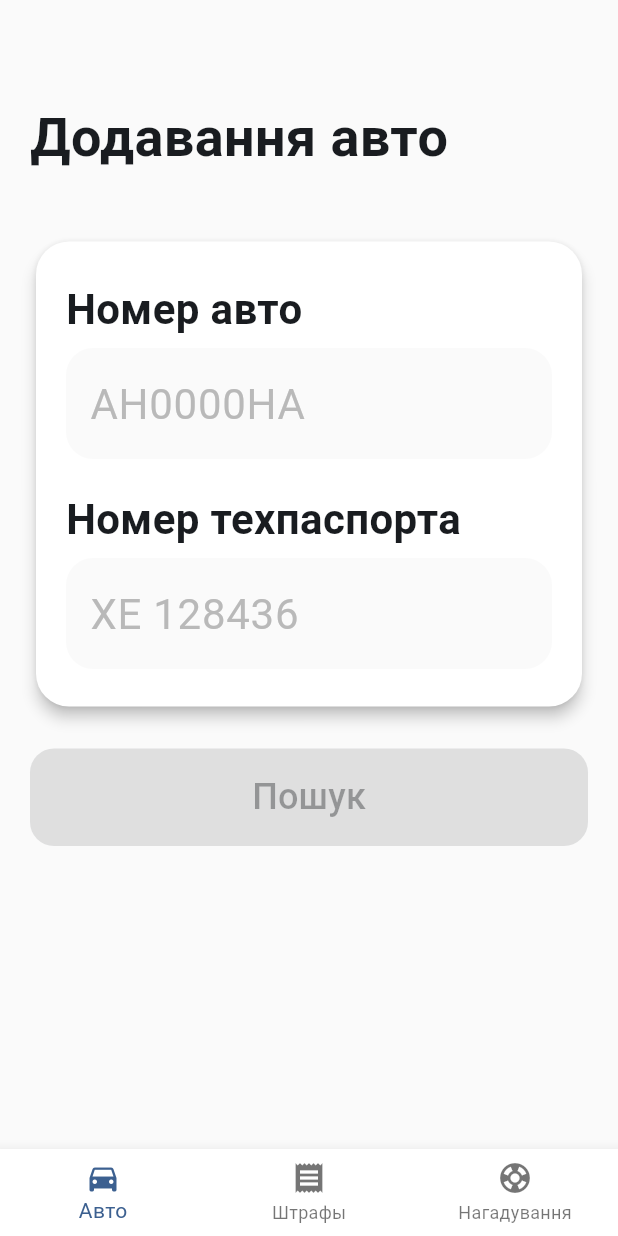
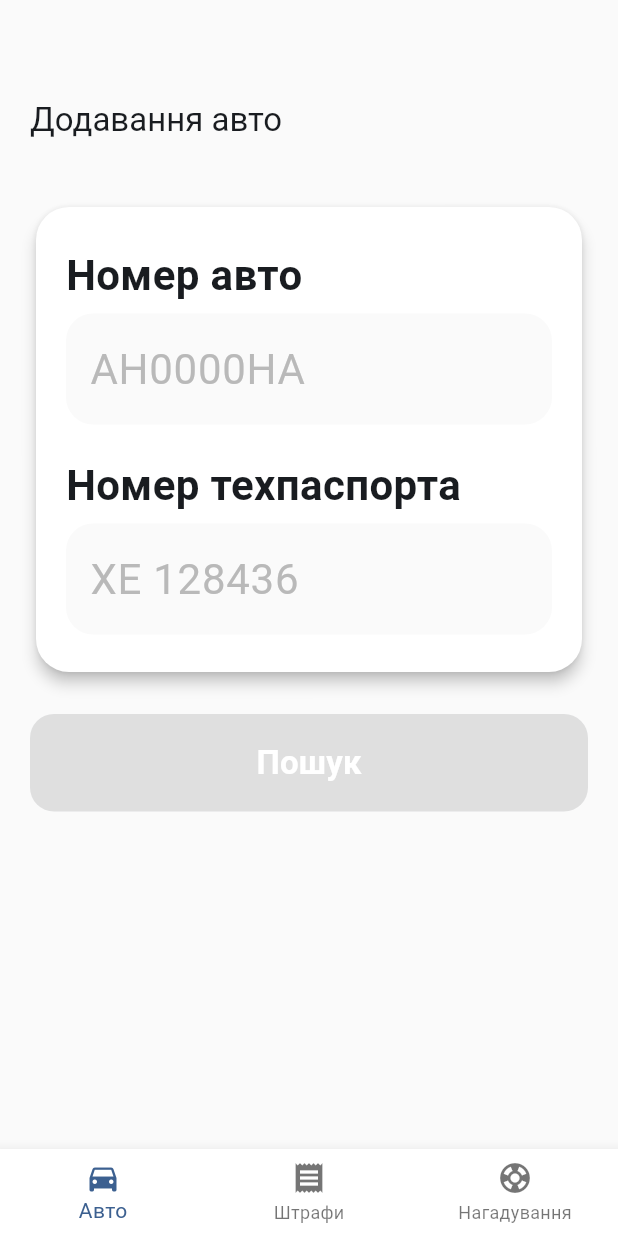
Before and after one commit to bil106/fines-plus, a Flutter app: the screen it shows after launch, after a tap on "Додати авто", on a phone screen of 412 x 824 dp. Run offline on Flutter 3.47's test engine with Material 3 defaults, Android fonts, the phone set to English and light mode, and no system bars; our stand-ins replace auto_route, bloc, cloud_firestore, equatable, firebase_core, firebase_remote_config and 2 more; accounts and stored records are empty.

Commit message:
text styles have been added

```diff
--- a/lib/presentation/screens/add_car_screen.dart
+++ b/lib/presentation/screens/add_car_screen.dart
@@ -2,6 +2,7 @@ import 'package:auto_route/auto_route.dart';
 import 'package:core_localization/generated/l10n.dart';
 import 'package:design_system/constants/app_borders.dart';
 import 'package:design_system/constants/app_spacers.dart';
+import 'package:design_system/theme/app_theme.dart';
 import 'package:fines_plus/router/app_router.dart';
 import 'package:design_system/colors/app_colors.dart';
 
@@ -21,7 +22,7 @@ class _AddCarScreenState extends State<AddCarScreen> {
   @override
   Widget build(BuildContext context) {
     final screenHeight = MediaQuery.of(context).size.height;
-
+final textTheme = Theme.of(context).textTheme;
     return AnnotatedRegion<SystemUiOverlayStyle>(
       value: SystemUiOverlayStyle(statusBarColor: AppColors.grey50, statusBarIconBrightness: Brightness.dark),
       child: Container(
@@ -36,8 +37,7 @@ class _AddCarScreenState extends State<AddCarScreen> {
                   AppSpacers.verticalXLarge,
                   Text(
                     S.of(context).add_cars,
-                    style: TextStyle(color: AppColors.black, fontWeight: FontWeight.bold, fontSize: 36),
-                  ),
+                    style: textTheme.title),
                   AppSpacers.verticalHuge,
                   SizedBox(
                     height: screenHeight * 0.6,
@@ -69,7 +69,7 @@ class _AddCarScreenState extends State<AddCarScreen> {
                                   shape: RoundedRectangleBorder(borderRadius: AppBorders.radius16),
                                   padding: const EdgeInsets.symmetric(vertical: 8),
                                 ),
-                                child: Text(S.of(context).add_cars, style: TextStyle(fontSize: 24)),
+                                child: Text(S.of(context).add_cars, style: textTheme.buttonText),
                               ),
                             ),
                           ],
--- a/lib/presentation/screens/car_info_screen.dart
+++ b/lib/presentation/screens/car_info_screen.dart
@@ -6,6 +6,7 @@ import 'package:core_repository/car_info_repository.dart';
 import 'package:design_system/colors/app_colors.dart';
 import 'package:design_system/constants/app_borders.dart';
 import 'package:design_system/constants/app_spacers.dart';
+import 'package:design_system/theme/app_theme.dart';
 import 'package:flutter/material.dart';
 import 'package:core_utils/formatters/vehicle_formatters.dart';
 import 'package:flutter_bloc/flutter_bloc.dart';
@@ -59,6 +60,7 @@ class _CarInfoViewState extends State<_CarInfoView> {
   @override
   Widget build(BuildContext context) {
     final cubit = context.read<CarInfoCubit>();
+    final textTheme = Theme.of(context).textTheme;
     return Scaffold(
       backgroundColor: AppColors.grey50,
       body: SafeArea(
@@ -68,7 +70,7 @@ class _CarInfoViewState extends State<_CarInfoView> {
             crossAxisAlignment: CrossAxisAlignment.start,
             children: [
               AppSpacers.verticalXLarge,
-              Text(S.of(context).addition_cars, style: const TextStyle(fontSize: 36, fontWeight: FontWeight.bold)),
+              Text(S.of(context).addition_cars, style: textTheme.title),
               AppSpacers.verticalHuge,
               Card(
                 color: AppColors.neutreBlanc,
@@ -91,7 +93,7 @@ class _CarInfoViewState extends State<_CarInfoView> {
                         maxLength: 8,
                         decoration: InputDecoration(
                           hintText: 'АН0000НА',
-                          hintStyle: const TextStyle(fontSize: 28, color: AppColors.neutreGrey),
+                           hintStyle: textTheme.hintText,
                           counterText: '',
                           filled: true,
                           fillColor: AppColors.grey50,
@@ -109,7 +111,7 @@ class _CarInfoViewState extends State<_CarInfoView> {
                         maxLength: 9,
                         decoration: InputDecoration(
                           hintText: 'ХЕ 128436',
-                          hintStyle: const TextStyle(fontSize: 28, color: AppColors.neutreGrey),
+                          hintStyle: textTheme.hintText,
                           counterText: '',
                           filled: true,
                           fillColor: AppColors.grey50,
@@ -147,7 +149,7 @@ class _CarInfoViewState extends State<_CarInfoView> {
                         backgroundColor: AppColors.blue700,
                         shape: RoundedRectangleBorder(borderRadius: AppBorders.radius16),
                       ),
-                      child: Text(S.of(context).search, style: const TextStyle(fontSize: 24)),
+                      child: Text(S.of(context).search, style: textTheme.buttonText),
                     ),
                   );
                 },
--- a/lib/presentation/screens/fine_check_screen.dart
+++ b/lib/presentation/screens/fine_check_screen.dart
@@ -3,6 +3,8 @@ import 'package:core_localization/generated/l10n.dart';
 import 'package:design_system/colors/app_colors.dart';
 import 'package:design_system/constants/app_borders.dart';
 import 'package:design_system/constants/app_spacers.dart';
+import 'package:design_system/theme/app_theme.dart';
+
 import 'package:flutter/material.dart';
 import 'package:flutter/services.dart';
 
@@ -29,7 +31,7 @@ class _FineCheckScreenState extends State<FineCheckScreen> {
 
   @override
   Widget build(BuildContext context) {
-    // final screenHeight = MediaQuery.of(context).size.height;
+    final textTheme = Theme.of(context).textTheme;
 
     return AnnotatedRegion<SystemUiOverlayStyle>(
       value: SystemUiOverlayStyle.dark,
@@ -43,10 +45,7 @@ class _FineCheckScreenState extends State<FineCheckScreen> {
               crossAxisAlignment: CrossAxisAlignment.start,
               children: [
                 AppSpacers.verticalXLarge,
-                Text(
-                  S.of(context).check_fine_title,
-                  style: TextStyle(color: AppColors.black, fontWeight: FontWeight.bold, fontSize: 36),
-                ),
+                Text(S.of(context).check_fine_title, style: textTheme.title),
                 AppSpacers.verticalHuge,
 
                 Card(
@@ -61,25 +60,16 @@ class _FineCheckScreenState extends State<FineCheckScreen> {
                         AppSpacers.verticalMedium,
                         Text(
                           widget.carNumber,
-                            style: TextStyle(fontSize: 28, color: AppColors.black87, fontWeight: FontWeight.w500),
+                          style: textTheme.carNumber,
                         ),
                         AppSpacers.verticalMedium,
-                          const Text(
-                            '340 грн',
-                            style: TextStyle(fontSize: 58, color: AppColors.black87, fontWeight: FontWeight.w600),
-                          ),
+                        Text('340 грн', style: textTheme.totalFines),
                         AppSpacers.verticalMedium,
-                          const Text(
-                            '10 листопада 2024',
-                            style: TextStyle(fontSize: 28, color: AppColors.black87, fontWeight: FontWeight.w500),
-                          ),
+                        Text('10 листопада 2024', style: textTheme.fineDate),
                         AppSpacers.verticalMedium,
                         Container(height: 3, color: AppColors.neutreGrey100),
                         AppSpacers.verticalMedium,
-                          const Text(
-                            'Перевищення швидкості',
-                            style: TextStyle(fontSize: 24, color: AppColors.black87, fontWeight: FontWeight.w500),
-                          ),
+                        Text('Перевищення швидкості', style: textTheme.violationTitle),
                       ],
                     ),
                   ),
@@ -95,7 +85,7 @@ class _FineCheckScreenState extends State<FineCheckScreen> {
                       backgroundColor: AppColors.blue700,
                       shape: RoundedRectangleBorder(borderRadius: AppBorders.radius16),
                     ),
-                    child: Text(S.of(context).pay, style: TextStyle(fontSize: 24)),
+                    child: Text(S.of(context).pay, style: textTheme.buttonText),
                   ),
                 ),
               ],
--- a/lib/presentation/screens/fines_screeen.dart
+++ b/lib/presentation/screens/fines_screeen.dart
@@ -3,6 +3,9 @@ import 'package:core_localization/generated/l10n.dart';
 import 'package:design_system/colors/app_colors.dart';
 import 'package:design_system/constants/app_borders.dart';
 import 'package:design_system/constants/app_spacers.dart';
+import 'package:design_system/theme/app_text_theme.dart';
+import 'package:design_system/theme/app_theme.dart';
+
 import 'package:flutter/material.dart';
 import 'package:flutter/services.dart';
 
@@ -18,6 +21,7 @@ class FinesScreen extends StatefulWidget {
 class _FinesScreenState extends State<FinesScreen> {
   @override
   Widget build(BuildContext context) {
+    final textTheme = Theme.of(context).textTheme;
     return AnnotatedRegion<SystemUiOverlayStyle>(
       value: SystemUiOverlayStyle.dark,
       child: Container(
@@ -33,10 +37,7 @@ class _FinesScreenState extends State<FinesScreen> {
                 height: 200,
                 decoration: BoxDecoration(color: AppColors.blue700, borderRadius: BorderRadius.circular(50)),
                 alignment: Alignment.center,
-                child: const Text(
-                  'LOGO',
-                  style: TextStyle(color: AppColors.neutreBlanc, fontSize: 56, fontWeight: FontWeight.bold),
-                ),
+                child: Text('LOGO', style: textTheme.whiteBigBold),
               ),
               AppSpacers.verticalMassive,
 
@@ -53,7 +54,7 @@ class _FinesScreenState extends State<FinesScreen> {
                       widget.onFineCheck!();
                     }
                   },
-                  child: Text(S.of(context).check_fines, style: TextStyle(fontSize: 24, color: AppColors.neutreBlanc)),
+                  child: Text(S.of(context).check_fines, style: textTheme.whiteNormal),
                 ),
               ),
               AppSpacers.verticalXXLarge,
@@ -78,9 +79,7 @@ class _FinesScreenState extends State<FinesScreen> {
                       child: const Icon(Icons.check, color: AppColors.neutreBlanc, size: 26),
                     ),
                     AppSpacers.horizontalLarge,
-                    Expanded(
-                      child: Text(S.of(context).no_fines, style: TextStyle(fontSize: 24, fontWeight: FontWeight.w500)),
-                    ),
+                    Expanded(child: Text(S.of(context).no_fines, style: textTheme.noFinesText)),
                   ],
                 ),
               ),
--- a/lib/presentation/screens/reminders_screen.dart
+++ b/lib/presentation/screens/reminders_screen.dart
@@ -3,14 +3,18 @@
 import 'package:auto_route/auto_route.dart';
 import 'package:core/features/reminders/widgets/reminder_dialog.dart';
 import 'package:core_cubit/cubit/reminder_cubit.dart';
+import 'package:core_localization/generated/l10n.dart';
 import 'package:core_repository/reminder_repository.dart';
 import 'package:design_system/colors/app_colors.dart';
 
 import 'package:design_system/constants/app_spacers.dart';
+import 'package:design_system/theme/app_theme.dart';
 import 'package:flutter/material.dart';
 
 import 'package:flutter_bloc/flutter_bloc.dart';
 import 'package:intl/intl.dart';
+
+
 
 @RoutePage()
 class RemindersScreen extends StatelessWidget {
@@ -32,6 +36,7 @@ class _RemindersView extends StatelessWidget {
 
   @override
   Widget build(BuildContext context) {
+    final textTheme = Theme.of(context).textTheme;
     return Scaffold(
       backgroundColor: AppColors.grey50,
       body: SafeArea(
@@ -51,10 +56,9 @@ class _RemindersView extends StatelessWidget {
               separatorBuilder: (_, __) => const Divider(color: Colors.grey),
               itemBuilder: (context, index) {
                 if (index == 0) {
-
-                  return const Padding(
+                  return Padding(
                     padding: EdgeInsets.only(bottom: 10),
-                    child: Text('Нагадування', style: TextStyle(fontSize: 36, fontWeight: FontWeight.bold)),
+                    child: Text(S.of(context).reminder, style: textTheme.title),
                   );
                 }
 
@@ -77,14 +81,13 @@ class _RemindersView extends StatelessWidget {
                   ),
                   subtitle: Text(
                     '${reminder.description}\n${DateFormat('dd.MM.yyyy HH:mm').format(reminder.dateTime)}',
-                    style: const TextStyle(fontWeight: FontWeight.w500, fontSize: 20),
+                    style: textTheme.headlineSmall,
                   ),
                   trailing: IconButton(
                     icon: const Icon(Icons.delete, color: Colors.red),
                     onPressed: () => context.read<ReminderCubit>().deleteReminder(reminder.id),
                   ),
                   onTap: () {
-
                     showDialog(
                       context: context,
                       barrierColor: Colors.transparent,
@@ -103,7 +106,6 @@ class _RemindersView extends StatelessWidget {
       ),
       floatingActionButton: FloatingActionButton(
         onPressed: () {
-
           showDialog(
             context: context,
             barrierColor: Colors.transparent,
@@ -119,19 +121,19 @@ class _RemindersView extends StatelessWidget {
   }
 }
 
-
 class _EmptyReminders extends StatelessWidget {
   const _EmptyReminders();
 
   @override
   Widget build(BuildContext context) {
+    final textTheme = Theme.of(context).textTheme;
     return SingleChildScrollView(
       padding: const EdgeInsets.symmetric(horizontal: 20, vertical: 40),
       child: Column(
         crossAxisAlignment: CrossAxisAlignment.start,
         children: [
           AppSpacers.verticalXLarge,
-          const Text('Нагадування', style: TextStyle(fontSize: 36, fontWeight: FontWeight.bold)),
+          Text(S.of(context).reminder, style: textTheme.title),
           const SizedBox(height: 150),
           Center(
             child: Container(
@@ -142,8 +144,8 @@ class _EmptyReminders extends StatelessWidget {
             ),
           ),
           AppSpacers.verticalLarge,
-          const Center(
-            child: Text('Нагадувань поки немає', style: TextStyle(fontSize: 24), textAlign: TextAlign.center),
+          Center(
+            child: Text(S.of(context).no_fines, style: textTheme.noFinesText, textAlign: TextAlign.center),
           ),
         ],
       ),
--- a/lib/presentation/screens/support_screen.dart
+++ b/lib/presentation/screens/support_screen.dart
@@ -20,6 +20,7 @@ class SupportScreen extends StatefulWidget {
 class _SupportScreenState extends State<SupportScreen> {
   @override
   Widget build(BuildContext context) {
+
     return BlocListener<SupportCubit, SupportState>(
       listener: (context, state) {
         if (state is SupportActionFailure) {
--- a/lib/router/home_screen_wrapper.dart
+++ b/lib/router/home_screen_wrapper.dart
@@ -1,5 +1,7 @@
 import 'package:auto_route/auto_route.dart';
 import 'package:core_cubit/cubit/reminder_cubit.dart';
+import 'package:core_localization/generated/l10n.dart';
+
 import 'package:core_repository/reminder_repository.dart';
 import 'package:design_system/colors/app_colors.dart';
 
@@ -13,6 +15,10 @@ import 'package:fines_plus/presentation/screens/settings_screen.dart';
 import 'package:flutter/material.dart';
 import 'package:flutter_bloc/flutter_bloc.dart';
 import 'package:shared_preferences/shared_preferences.dart';
+
+
+
+
 
 @RoutePage()
 class HomeScreenWrapper extends StatefulWidget {
@@ -63,7 +69,7 @@ class _HomeScreenWrapperState extends State<HomeScreenWrapper> {
 
   @override
   Widget build(BuildContext context) {
-    // Пока загружаем номер — показываем индикатор
+
     if (_carNumber == null) {
       return const Scaffold(body: Center(child: CircularProgressIndicator()));
     }
@@ -97,7 +103,7 @@ class _HomeScreenWrapperState extends State<HomeScreenWrapper> {
             },
           ),
 
-          /// Передаём carNumber из памяти
+
           BlocProvider(
             create: (_) =>
                 ReminderCubit(repository: context.read<ReminderRepository>(), carNumber: _carNumber!)..load(),
@@ -106,7 +112,7 @@ class _HomeScreenWrapperState extends State<HomeScreenWrapper> {
 
           CarInfoScreen(
             onCheckFine: (number) {
-              _saveCarNumber(number); // сохраняем в память
+              _saveCarNumber(number);
               _pageController.animateToPage(
                 fineCheckPageIndex,
                 duration: const Duration(milliseconds: 300),
@@ -122,10 +128,10 @@ class _HomeScreenWrapperState extends State<HomeScreenWrapper> {
         backgroundColor: AppColors.neutreBlanc,
         currentIndex: _currentIndex > 2 ? 0 : _currentIndex,
         onTap: _onTabTapped,
-        items: const [
-          BottomNavigationBarItem(icon: Icon(Icons.directions_car), label: 'Авто'),
-          BottomNavigationBarItem(icon: Icon(Icons.receipt), label: 'Штрафы'),
-          BottomNavigationBarItem(icon: Icon(Icons.support), label: 'Нагадування'),
+        items:  [
+          BottomNavigationBarItem(icon: Icon(Icons.directions_car), label:S.of(context).auto ),
+          BottomNavigationBarItem(icon: Icon(Icons.receipt), label: S.of(context).fines),
+          BottomNavigationBarItem(icon: Icon(Icons.support), label: S.of(context).reminder),
         ],
       ),
     );
--- a/packages/core_localization/lib/l10n/intl_en.arb
+++ b/packages/core_localization/lib/l10n/intl_en.arb
@@ -1,6 +1,9 @@
 {
   "@@locale": "en",
     "enter_vin": "Enter VIN",
+    "auto": "Auto",
+    "fines": "Fines",
+    "reminder": "Reminder",
     "support": "Support",
     "contact_us": "Contact us:",
     "phone": "Phone",
@@ -15,7 +18,6 @@
     "check_fines": "Check fines",
     "checking_fines": "Checking fines",
     "no_fines": "There are no fines for you",
-    "reminder": "Reminder",
     "settings": "Settings",
     "push_notifications": "Push notifications",
     "pay": "Pay"
--- a/packages/core_localization/lib/l10n/intl_uk.arb
+++ b/packages/core_localization/lib/l10n/intl_uk.arb
@@ -1,6 +1,9 @@
 {
    "@@locale": "uk",
    "enter_vin": "Введіть VIN",
+   "auto": "Авто",
+   "fines": "Штрафи",
+   "reminder": "Нагадування",
    "support": "Підтримка",
    "contact_us": "Звʼяжіться з нами:",
    "phone": "Телефон",
@@ -15,7 +18,6 @@
    "check_fines": "Перевірити штрафи",
    "checking_fines": "Перевірка штрафів",
    "no_fines": "На вас немає штрафів",
-   "reminder": "Нагадування",
    "settings": "Налаштування",
    "push_notifications": "Push-сповіщення",
    "pay": "Сплатити"
--- a/packages/core_localization/pubspec.yaml
+++ b/packages/core_localization/pubspec.yaml
@@ -13,3 +13,7 @@ dependencies:
 
 flutter:
   uses-material-design: true
+flutter_intl:
+  enabled: true
+  arb_dir: lib/l10n
+  output_dir: lib/generated
```
Also changed, not shown: lib/presentation/screens/settings_screen.dart (+5 -12 lines), packages/design_system/lib/theme/app_text_theme.dart (added, +40 -0 lines), packages/design_system/lib/theme/app_theme.dart (added, +158 -0 lines), packages/design_system/lib/theme/tui_theme.dart (deleted, +0 -103 lines), packages/core_localization/lib/generated/intl/messages_all.dart, packages/core_localization/lib/generated/intl/messages_en.dart, packages/core_localization/lib/generated/intl/messages_uk.dart, packages/core_localization/lib/generated/l10n.dart, packages/core_localization/pubspec.lock. Lines whose indentation alone changed are shown as unchanged.
